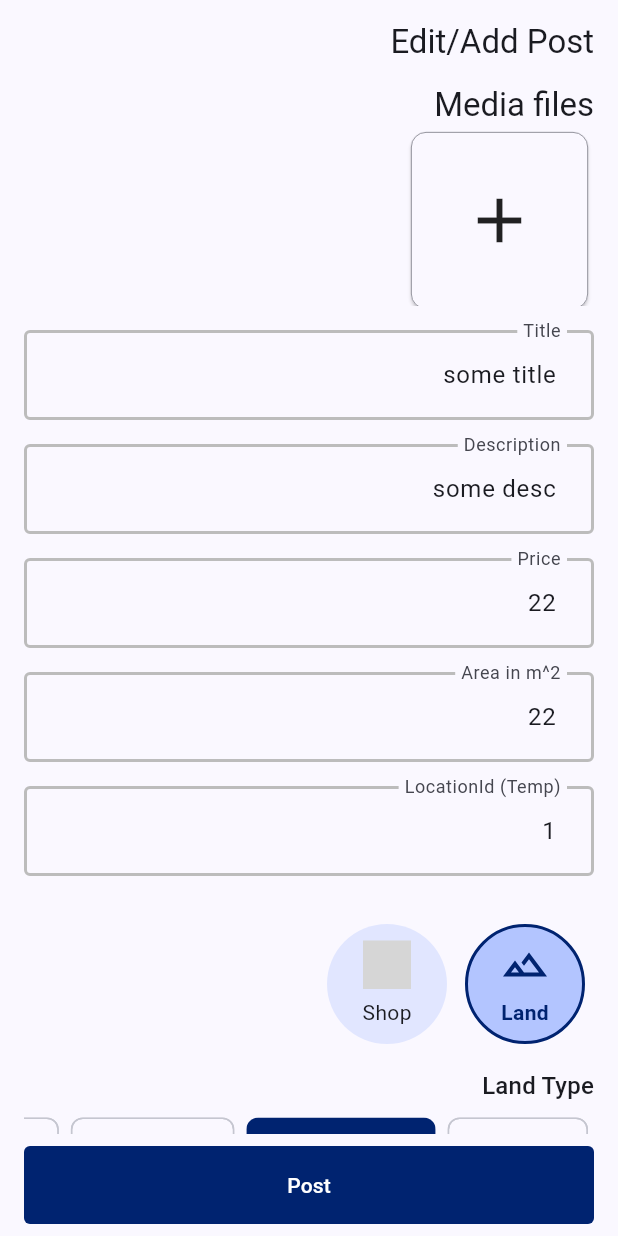
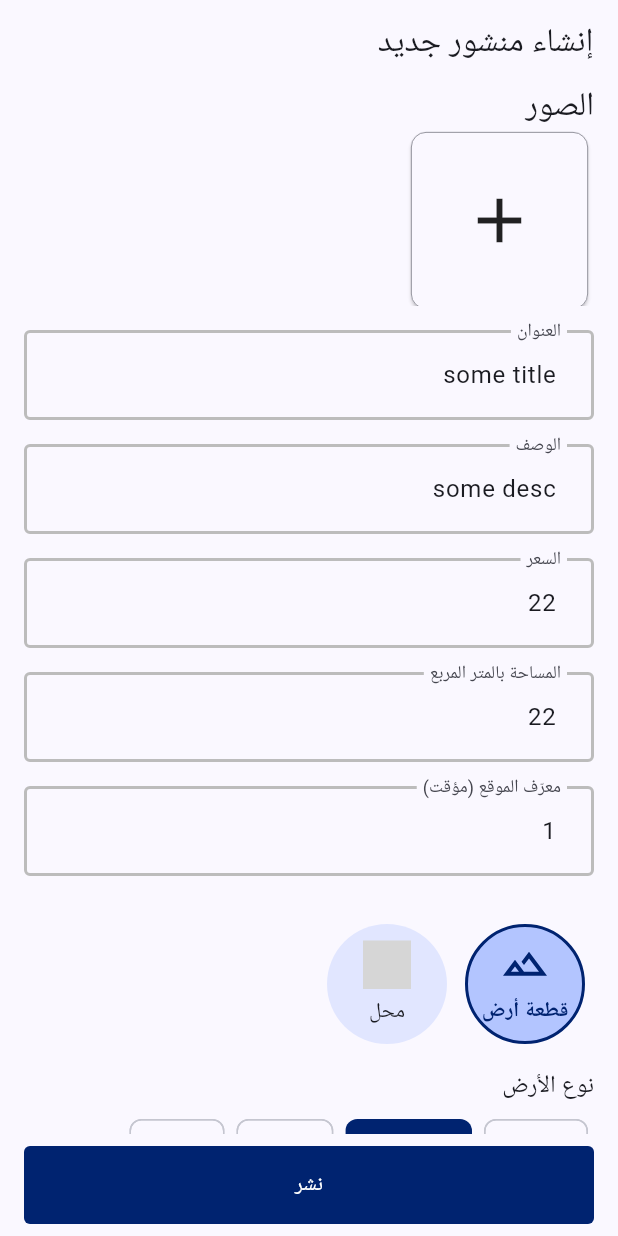
Before and after one commit to MohammadMarwan2005/aqar-go, a Flutter app: the CreateUpdatePostScreen screen opened by its route, on a phone screen of 412 x 824 dp. Run offline on Flutter 3.47's test engine with Material 3 defaults, Android fonts, the light colour scheme and no system bars; our stand-ins replace bloc, dio, equatable, flutter_bloc, flutter_secure_storage, flutter_svg and 10 more; accounts and stored records are empty; generated files the repository leaves out were written again; grey boxes are pictures that could not be loaded.

Commit message:
🚩 Added Arabic Translations

```diff
--- a/lib/presentation/assets/property_widgets_helper.dart
+++ b/lib/presentation/assets/property_widgets_helper.dart
@@ -44,12 +44,12 @@ extension X on PropertableEnum {
                           currentFormData.copyWith(selectedLandType: newValue),
                     );
                   },
-                  enumToName: (enu) => enu.name,
+                  enumToName: (enu) => enu.name.tr(context),
                 ),
                 // todo: // single select params: selected enum, its values, enum to string, on select
                 // todo: // switch form true false
                 _SingleSelectFieldWithTitle(
-                  title: "Slop".tr(context),
+                  title: "Slope".tr(context),
                   values: LandSlop.values,
                   selectedValue: state.formData.selectedLandSlop,
                   onSelect: (newValue) {
@@ -58,10 +58,10 @@ extension X on PropertableEnum {
                           currentFormData.copyWith(selectedLandSlop: newValue),
                     );
                   },
-                  enumToName: (enu) => enu.name,
+                  enumToName: (enu) => enu.name.tr(context),
                 ),
                 _BooleanFiledWithTitle(
-                  title: "Is Serviced",
+                  title: "Serviced?".tr(context),
                   value: state.formData.isServiced,
                   onChanged: (newValue) {
                     cubit.updateFormData(
@@ -71,7 +71,7 @@ extension X on PropertableEnum {
                   },
                 ),
                 _BooleanFiledWithTitle(
-                  title: "is Inside Master Plan",
+                  title: "Inside master plan?".tr(context),
                   value: state.formData.isInsideMasterPlan,
                   onChanged: (newValue) {
                     cubit.updateFormData(
@@ -101,10 +101,10 @@ extension X on PropertableEnum {
                           currentFormData.copyWith(selectedShopType: newValue),
                     );
                   },
-                  enumToName: (enu) => enu.name,
+                  enumToName: (enu) => enu.name.tr(context),
                 ),
                 _BooleanFiledWithTitle(
-                  title: "Has Warehouse".tr(context),
+                  title: "Has warehouse?".tr(context),
                   value: state.formData.hasWarehouse,
                   onChanged: (newValue) {
                     cubit.updateFormData(
@@ -114,7 +114,7 @@ extension X on PropertableEnum {
                   },
                 ),
                 _BooleanFiledWithTitle(
-                  title: "Has Bathroom".tr(context),
+                  title: "Has bathroom?".tr(context),
                   value: state.formData.hasBathroom,
                   onChanged: (newValue) {
                     cubit.updateFormData(
@@ -124,7 +124,7 @@ extension X on PropertableEnum {
                   },
                 ),
                 _BooleanFiledWithTitle(
-                  title: "Has AC".tr(context),
+                  title: "Has electrical source?".tr(context),
                   value: state.formData.hasAc,
                   onChanged: (newValue) {
                     cubit.updateFormData(
--- a/lib/presentation/feature/create_update_post/create_update_post_screen.dart
+++ b/lib/presentation/feature/create_update_post/create_update_post_screen.dart
@@ -29,7 +29,7 @@ class CreateUpdatePostScreen extends StatelessWidget {
           case CreateUpdatePostLoading():
             return;
           case CreateUpdatePostSuccess():
-            context.showMySnackBar("Post uploaded successfully!");
+            context.showMySnackBar("Post uploaded successfully!".tr(context));
             context.popRoute();
             return;
           case CreateUpdatePostError(
@@ -57,7 +57,7 @@ class CreateUpdatePostScreen extends StatelessWidget {
               text: cubit.isUpdate ? "Update".tr(context) : "Post".tr(context),
             ),
           ),
-          appBar: AppBar(title: Text("Edit/Add Post")),
+          appBar: AppBar(title: Text( cubit.isUpdate ? "Update Post".tr(context) : "Create New Post".tr(context))),
           body: SafeArea(
             child: SingleChildScrollView(
               child: ScreenPadding(
@@ -104,7 +104,7 @@ class PropertyFields extends StatelessWidget {
   Widget build(BuildContext context) {
     return Column(
       children: [
-        ImagePickerWidget(),
+        ImagePickerWidget(titleId: "Images"),
         _LocalSizedBox(),
         // do the same like this...:
         AppTextField(
@@ -238,7 +238,7 @@ class PropertableSelector extends StatelessWidget {
                         ),
                         const SizedBox(height: 6),
                         Text(
-                          e.labelId,
+                          e.labelId.tr(context),
                           textAlign: TextAlign.center,
                           style: TextStyle(
                             color: iconTextColor,
--- a/lib/presentation/feature/media_picker/image_picker_widget.dart
+++ b/lib/presentation/feature/media_picker/image_picker_widget.dart
@@ -20,7 +20,7 @@ class ImagePickerWidget extends StatelessWidget {
       initialValue: context.read<MediaPickerCubit>().state.files,
       validator: (value) {
         if (value == null || value.isEmpty) {
-          return "Images are required!";
+          return "Images are required!".tr(context);
         }
         return null;
       },
--- a/lib/presentation/feature/my_properties/my_properties_screen.dart
+++ b/lib/presentation/feature/my_properties/my_properties_screen.dart
@@ -132,7 +132,7 @@ class PropertyCard extends StatelessWidget {
                       Text('${property.price}'),
                       Spacer(),
                       Chip(
-                        label: Text(property.propertable.toEnum().labelId),
+                        label: Text(property.propertable.toEnum().labelId.tr(context)),
                         backgroundColor: Colors.blue.shade50,
                         labelStyle: TextStyle(color: Colors.blue.shade800),
                         padding: EdgeInsets.symmetric(horizontal: 8),
--- a/lib/presentation/feature/profile/widgets/profile_content.dart
+++ b/lib/presentation/feature/profile/widgets/profile_content.dart
@@ -67,7 +67,7 @@ class ProfileContent extends StatelessWidget {
         SizedBox(height: 32),
         SettingsListItem(
           iconAsset: Assets.svgs.land.path,
-          title: "My Properties",
+          title: "My Properties".tr(context),
           onTap: () {
             context.pushRoute(Routes.myProperties);
           },
@@ -77,6 +77,6 @@ class ProfileContent extends StatelessWidget {
   }
 
   void _showNotImplementedYet(BuildContext context) {
-    context.showMySnackBar("Not implemented yet!");
+    context.showMySnackBar("Not implemented yet!".tr(context));
   }
 }
--- a/lib/presentation/lang/strings/ar_lang_map.dart
+++ b/lib/presentation/lang/strings/ar_lang_map.dart
@@ -14,7 +14,8 @@ const Map<String, String> _arLangMap = {
   "Got it!": "تم",
   "Try Again": "حاول مجددًا",
   "Logout": "تسجيل الخروج",
-  "Please log in to continue and access all features.": "يرجى تسجيل الدخول للمتابعة والوصول إلى جميع الميزات.",
+  "Please log in to continue and access all features.":
+      "يرجى تسجيل الدخول للمتابعة والوصول إلى جميع الميزات.",
   "Login First": "سجل الدخول أولاً",
   "Enter valid values": "أدخل قيمًا صالحة",
   "Proceed": "موافقة",
@@ -23,7 +24,8 @@ const Map<String, String> _arLangMap = {
   "Password": "كلمة المرور",
   "Please enter a valid password": "يرجى إدخال كلمة مرور صالحة",
   "Create Account": "إنشاء حساب",
-  "Join us today and start exploring everything our app has to offer. We’re excited to welcome you to our community!": "انضم إلينا اليوم وابدأ في استكشاف كل ما تقدمه تطبيقنا. نحن متحمسون لاستقبالك في مجتمعنا!",
+  "Join us today and start exploring everything our app has to offer. We’re excited to welcome you to our community!":
+      "انضم إلينا اليوم وابدأ في استكشاف كل ما تقدمه تطبيقنا. نحن متحمسون لاستقبالك في مجتمعنا!",
   "First Name": "الاسم الأول",
   "Your Address": "عنوانك",
   "Please enter a valid name.": "يرجى إدخال اسم صالح.",
@@ -31,10 +33,13 @@ const Map<String, String> _arLangMap = {
   "Last Name": "الاسم الأخير",
   "Confirm Password": "تأكيد كلمة المرور",
   "Passwords don't match!": "كلمات المرور لا تتطابق!",
-  "Must have at least one lower case letter": "يجب أن تحتوي على حرف صغير واحد على الأقل",
-  "Must have at least one upper case letter": "يجب أن تحتوي على حرف كبير واحد على الأقل",
+  "Must have at least one lower case letter":
+      "يجب أن تحتوي على حرف صغير واحد على الأقل",
+  "Must have at least one upper case letter":
+      "يجب أن تحتوي على حرف كبير واحد على الأقل",
   "Must have at least one number": "يجب أن تحتوي على رقم واحد على الأقل",
-  "Must have at least one special Character": "يجب أن تحتوي على رمز خاص واحد على الأقل",
+  "Must have at least one special Character":
+      "يجب أن تحتوي على رمز خاص واحد على الأقل",
   "Must be at least 8 characters": "يجب أن تحتوي على 8 أحرف على الأقل",
   "Best Doctor\nAppointment App": "أفضل تطبيق\nلحجز مواعيد الأطباء",
   "Don't forget the password again! 🥲": "لا تنسى كلمة المرور مرة أخرى! 🥲",
@@ -42,5 +47,50 @@ const Map<String, String> _arLangMap = {
   "Email": "البريد الإلكتروني",
   "Something went wrong!": "حدث خطأ!",
   "Already have an account?": "هل لديك حساب بالفعل؟",
-  "Password Confirmation": "تأكيد كلمة المرور"
+  "Password Confirmation": "تأكيد كلمة المرور",
+  "This is a test screen, I know it's not a great UI, but it will be changed later...":
+      "هذه شاشة اختبار، أعلم أن التصميم ليس جيدًا، لكنه سيتغير لاحقًا...",
+  "Create Post": "إنشاء منشور",
+  "Profile": "الملف الشخصي",
+  "Post uploaded successfully!": "تم رفع المنشور بنجاح!",
+  "Update": "تعديل",
+  "Post": "نشر",
+  "Update Post": "تعديل المنشور",
+  "Create New Post": "إنشاء منشور جديد",
+  "Description": "الوصف",
+  "Title": "العنوان",
+  "Price": "السعر",
+  "Area in m^2": "المساحة بالمتر المربع",
+  "LocationId (Temp)": "معرّف الموقع (مؤقت)",
+  "Images are required!": "الصور مطلوبة!",
+  "Images": "الصور",
+  "My Properties": "عقاراتي",
+
+  "Land": "قطعة أرض",
+  "Shop": "محل",
+  "Land Type": "نوع الأرض",
+  "industrial": "صناعي",
+  "agricultural": "زراعي",
+  "commercial": "تجاري",
+  "residential": "سكني",
+  "Land Slope": "انحدار الأرض",
+  "Slop": "مستوية",
+  "flat": "مستوية",
+  "sloped": "منحدرة",
+  "mountainous": "جبلية",
+  "Yes": "نعم",
+  "No": "لا",
+  "Serviced?": "هل هي مخدّمة؟",
+  "Inside master plan?": "هل هي ضمن المخطط الرئيسي؟",
+  "Shop Type": "نوع المحل",
+  "retail": "تجزئة",
+  "grocery": "بقالة",
+  "pharmacy": "صيدلية",
+  "bookstore": "مكتبة",
+  "restaurant": "مطعم",
+  "salon": "صالون حلاقة",
+  "other": "أخرى",
+  "Has warehouse?": "هل يحتوي على مستودع؟",
+  "Has bathroom?": "هل يحتوي على حمام؟",
+  "Has electrical source?": "هل يحتوي على مصدر كهرباء؟",
 };
```
